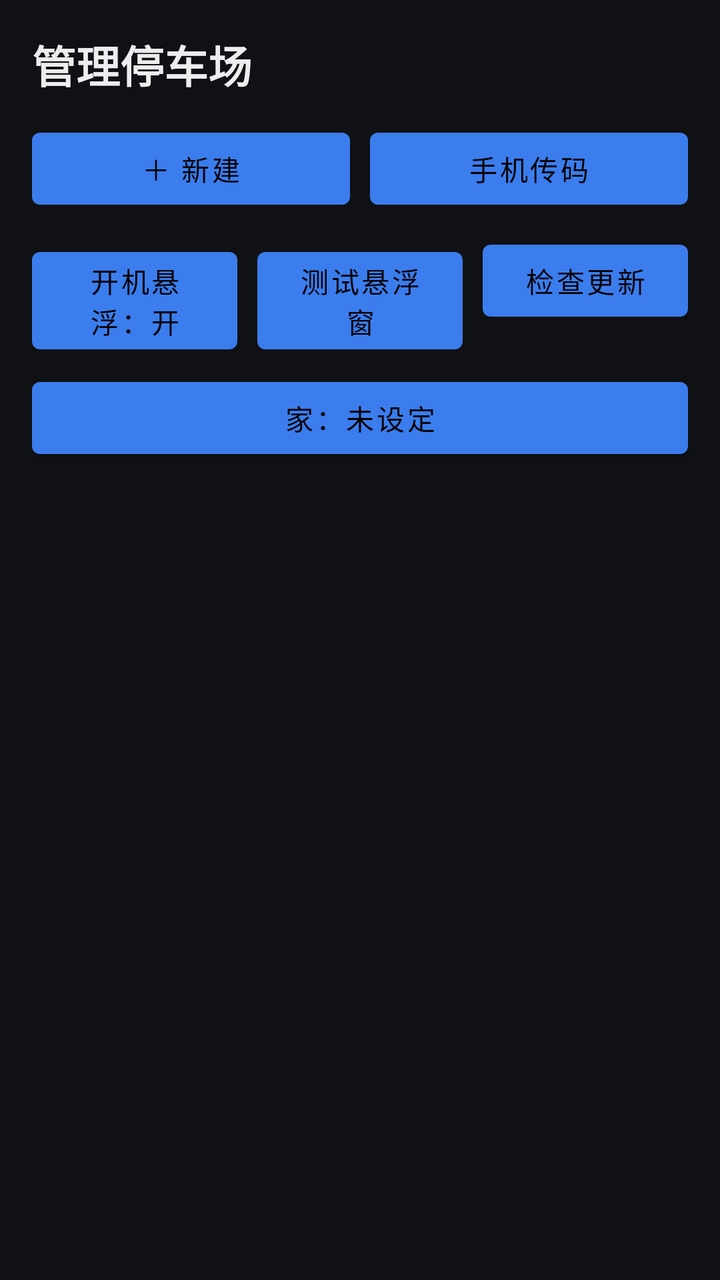
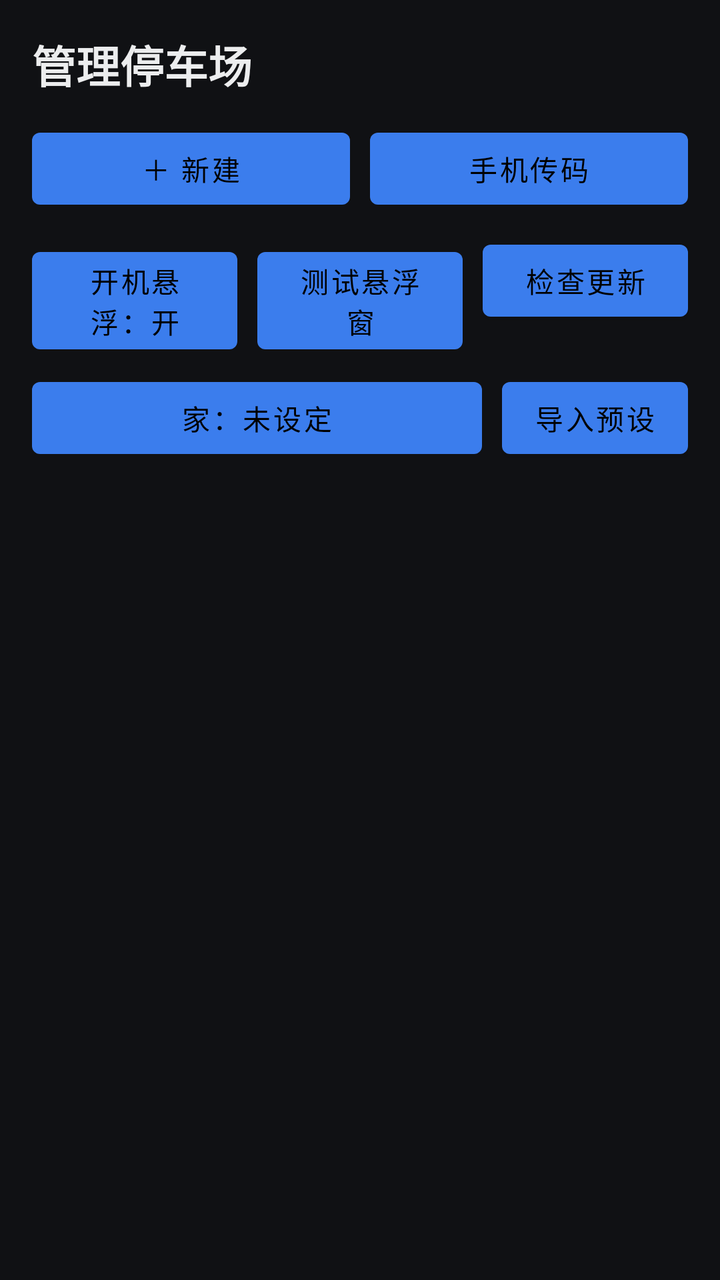

Screens rendered from an Android XML layout before and after an edit, with the pre-edit source and the edit as a unified diff.
<!-- AndroidManifest.xml: application theme Theme.ParkQR -->
<!-- res/layout/activity_manage.xml -->
<?xml version="1.0" encoding="utf-8"?>
<LinearLayout xmlns:android="http://schemas.android.com/apk/res/android"
    android:layout_width="match_parent"
    android:layout_height="match_parent"
    android:orientation="vertical"
    android:background="@color/bg"
    android:padding="16dp">

    <TextView
        android:layout_width="match_parent"
        android:layout_height="wrap_content"
        android:textColor="@color/text"
        android:textSize="22sp"
        android:textStyle="bold"
        android:text="管理停车场" />

    <LinearLayout
        android:layout_width="match_parent"
        android:layout_height="wrap_content"
        android:layout_marginTop="12dp"
        android:orientation="horizontal">

        <Button
            android:id="@+id/btnNew"
            android:layout_width="0dp"
            android:layout_height="wrap_content"
            android:layout_weight="1"
            android:text="＋ 新建" />

        <Space android:layout_width="10dp" android:layout_height="1dp" />

        <Button
            android:id="@+id/btnServer"
            android:layout_width="0dp"
            android:layout_height="wrap_content"
            android:layout_weight="1"
            android:text="手机传码" />
    </LinearLayout>

    <LinearLayout
        android:layout_width="match_parent"
        android:layout_height="wrap_content"
        android:layout_marginTop="8dp"
        android:orientation="horizontal">

        <Button
            android:id="@+id/btnBootOverlay"
            android:layout_width="0dp"
            android:layout_height="wrap_content"
            android:layout_weight="1"
            android:text="开机悬浮：开" />

        <Space android:layout_width="10dp" android:layout_height="1dp" />

        <Button
            android:id="@+id/btnTestOverlay"
            android:layout_width="0dp"
            android:layout_height="wrap_content"
            android:layout_weight="1"
            android:text="测试悬浮窗" />

        <Space android:layout_width="10dp" android:layout_height="1dp" />

        <Button
            android:id="@+id/btnUpdate"
            android:layout_width="0dp"
            android:layout_height="wrap_content"
            android:layout_weight="1"
            android:text="检查更新" />
    </LinearLayout>

    <Button
        android:id="@+id/btnHome"
        android:layout_width="match_parent"
        android:layout_height="wrap_content"
        android:layout_marginTop="8dp"
        android:text="家：未设定" />

    <androidx.recyclerview.widget.RecyclerView
        android:id="@+id/list"
        android:layout_width="match_parent"
        android:layout_height="0dp"
        android:layout_weight="1"
        android:layout_marginTop="12dp"
        android:clipToPadding="false" />

    <TextView
        android:id="@+id/emptyHint"
        android:layout_width="match_parent"
        android:layout_height="wrap_content"
        android:layout_marginTop="24dp"
        android:gravity="center"
        android:textColor="@color/text_dim"
        android:visibility="gone"
        android:text="还没有停车场" />
</LinearLayout>
<!-- resources referenced by this layout -->
<resources>
  <color name="bg">#FF101114</color>
  <color name="text">#FFECEDEE</color>
  <color name="text_dim">#FF8A8F98</color>
  <style name="Theme.ParkQR" parent="Theme.MaterialComponents.NoActionBar">
          <item name="android:windowBackground">@color/bg</item>
          <item name="colorPrimary">@color/accent</item>
          <item name="colorAccent">@color/accent</item>
      </style>
  <color name="accent">#FF3B7DED</color>
</resources>

<!-- the commit's change to res/layout/activity_manage.xml (unified diff, before → after) -->
@@ -69,12 +69,27 @@
             android:text="检查更新" />
     </LinearLayout>
 
-    <Button
-        android:id="@+id/btnHome"
+    <LinearLayout
         android:layout_width="match_parent"
         android:layout_height="wrap_content"
         android:layout_marginTop="8dp"
-        android:text="家：未设定" />
+        android:orientation="horizontal">
+
+        <Button
+            android:id="@+id/btnHome"
+            android:layout_width="0dp"
+            android:layout_height="wrap_content"
+            android:layout_weight="1"
+            android:text="家：未设定" />
+
+        <Space android:layout_width="10dp" android:layout_height="1dp" />
+
+        <Button
+            android:id="@+id/btnImport"
+            android:layout_width="wrap_content"
+            android:layout_height="wrap_content"
+            android:text="导入预设" />
+    </LinearLayout>
 
     <androidx.recyclerview.widget.RecyclerView
         android:id="@+id/list"
